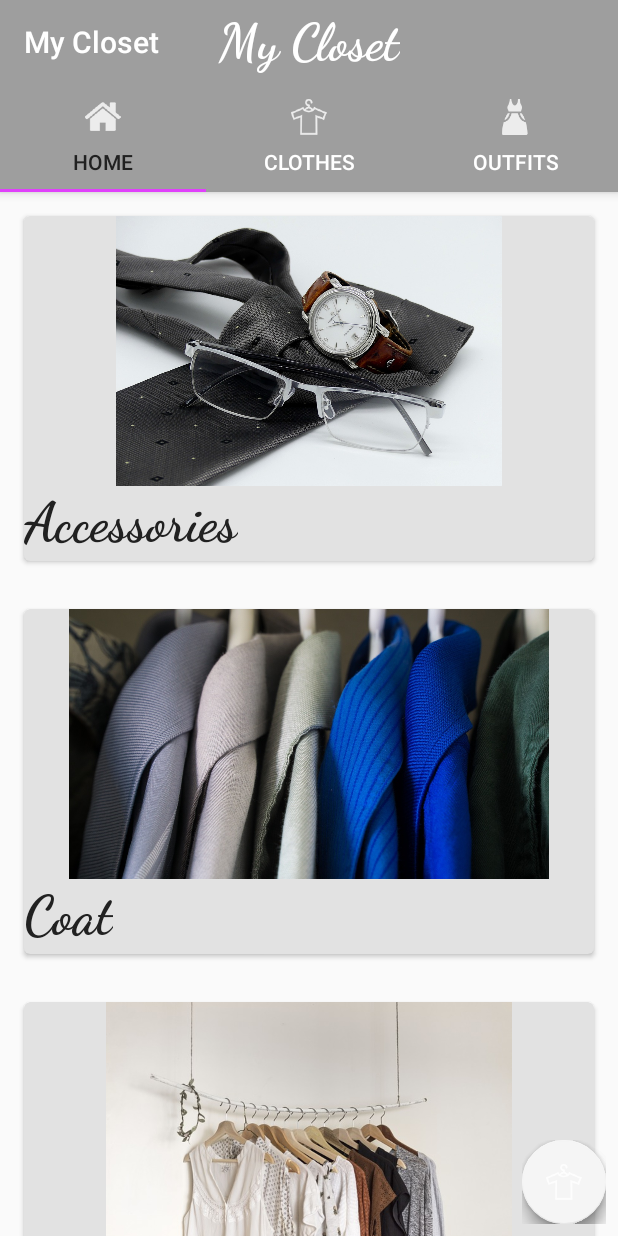
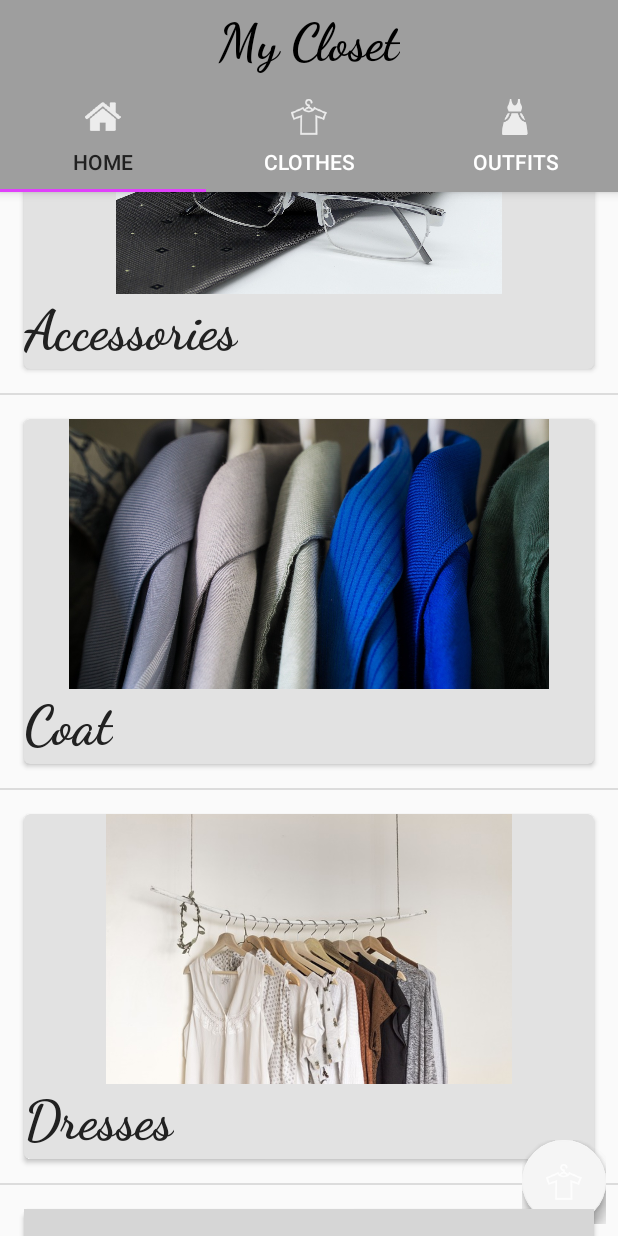
Before and after one commit to GraceToa/My-Closet, an Android app: the screen it shows after launch (MainActivity), on a phone screen of 412 x 824 dp. Run offline under Robolectric (Android 15) with nearby library versions, the phone set to English and light mode, and no system bars; our stand-ins replace Picasso; libraries missing offline, so code that uses them is left out: com.getbase.floatingactionbutton, io.realm, io.realm.annotations; plain views replace AddFloatingActionButton, FloatingActionsMenu; 4 statements that could not run were skipped; grey boxes are pictures that could not be loaded.

Commit message:
add scroll home

```diff
--- a/app/src/main/java/com/gracetoa/mycloset/activities/MainActivity.java
+++ b/app/src/main/java/com/gracetoa/mycloset/activities/MainActivity.java
@@ -31,18 +31,18 @@ public class MainActivity extends AppCompatActivity {
 
         final FloatingActionButton fab1 = findViewById(R.id.fab1);
         final FloatingActionButton fab2 = findViewById(R.id.fab2);
+
         Toolbar toolbar = (Toolbar)findViewById(R.id.toolbar);
+        TextView customTitleToolbar = toolbar.findViewById(R.id.textTitleToolbar);
         setSupportActionBar(toolbar);
-        TextView customTitleToolbar = toolbar.findViewById(R.id.textTitleToolbar);
-        customTitleToolbar.setText("My Closet");
-
+        customTitleToolbar.setText(toolbar.getTitle());
+        getSupportActionBar().setDisplayShowTitleEnabled(false);
 
         TabLayout tabLayout = findViewById(R.id.tabLayout);
         tabLayout.setTabGravity(TabLayout.GRAVITY_FILL);
 
         final ViewPager viewPager = findViewById(R.id.viewPager);
         PagerAdapter pagerAdapter = new PagerAdapter(getSupportFragmentManager(),tabLayout.getTabCount());
-
         viewPager.setAdapter(pagerAdapter);
         viewPager.addOnPageChangeListener(new TabLayout.TabLayoutOnPageChangeListener(tabLayout));
 
--- a/app/src/main/java/com/gracetoa/mycloset/fragments/HomeFragment.java
+++ b/app/src/main/java/com/gracetoa/mycloset/fragments/HomeFragment.java
@@ -5,6 +5,7 @@ import android.os.Bundle;
 
 import androidx.fragment.app.Fragment;
 import androidx.recyclerview.widget.DefaultItemAnimator;
+import androidx.recyclerview.widget.DividerItemDecoration;
 import androidx.recyclerview.widget.LinearLayoutManager;
 import androidx.recyclerview.widget.RecyclerView;
 
@@ -25,7 +26,7 @@ import java.util.List;
 public class HomeFragment extends Fragment {
 
     private List<Category> categories;
-    private RecyclerView recyclerViewHome;
+    private RecyclerView listCategories;
     private RecyclerView.Adapter homeAdapter;
     private RecyclerView.LayoutManager layoutManager;
 
@@ -42,8 +43,8 @@ public class HomeFragment extends Fragment {
 
         categories = new ArrayList<Category>();
 
-        recyclerViewHome = (RecyclerView) view.findViewById(R.id.recyclerView);
-        layoutManager = new LinearLayoutManager(getContext());
+        listCategories = (RecyclerView) view.findViewById(R.id.recyclerView);
+//        layoutManager = new LinearLayoutManager(getContext());
 
         getCategories();
 
@@ -54,11 +55,16 @@ public class HomeFragment extends Fragment {
                 //Toast.makeText(getActivity(),category.toString(),Toast.LENGTH_LONG).show();
             }
         });
+        listCategories.setAdapter(homeAdapter);
 
-        recyclerViewHome.setHasFixedSize(true);
-        recyclerViewHome.setItemAnimator(new DefaultItemAnimator());
-        recyclerViewHome.setLayoutManager(layoutManager);
-        recyclerViewHome.setAdapter(homeAdapter);
+
+        listCategories.setHasFixedSize(true);
+
+        listCategories.setLayoutManager(new LinearLayoutManager(getContext(),LinearLayoutManager.VERTICAL,false));
+        listCategories.addItemDecoration(new DividerItemDecoration(getContext(),DividerItemDecoration.VERTICAL));
+
+
+        listCategories.setItemAnimator(new DefaultItemAnimator());
 
         return view;
     }
--- a/app/src/main/java/com/gracetoa/mycloset/models/Clothe.java
+++ b/app/src/main/java/com/gracetoa/mycloset/models/Clothe.java
@@ -12,4 +12,6 @@ public class Clothe {
     private String type;
     private int image;
 
+
+
 }
--- a/app/src/main/res/layout/activity_main.xml
+++ b/app/src/main/res/layout/activity_main.xml
@@ -1,5 +1,5 @@
 <?xml version="1.0" encoding="utf-8"?>
-<RelativeLayout
+<androidx.coordinatorlayout.widget.CoordinatorLayout
     xmlns:android="http://schemas.android.com/apk/res/android"
     xmlns:tools="http://schemas.android.com/tools"
     xmlns:app="http://schemas.android.com/apk/res-auto"
@@ -7,20 +7,27 @@
     android:layout_height="match_parent"
     tools:context=".activities.MainActivity">
 
+    <com.google.android.material.appbar.AppBarLayout
+        android:id="@+id/barLayout"
+        android:layout_width="match_parent"
+        android:layout_height="wrap_content"
+        android:theme="@style/ThemeOverlay.AppCompat.Dark.ActionBar">
+
         <include android:id="@+id/toolbar"
             layout="@layout/toolbar"/>
+
 
         <com.google.android.material.tabs.TabLayout
             android:id="@+id/tabLayout"
             android:layout_width="match_parent"
             android:layout_height="wrap_content"
             android:layout_below= "@+id/toolbar"
-        android:elevation="4dp"
             app:tabSelectedTextColor="@color/primary_text"
             app:tabTextColor="@color/white"
             app:tabIndicatorColor="@color/accent"
             android:minHeight="?attr/actionBarSize"
             android:background="@color/primary"
+            app:layout_scrollFlags="scroll|enterAlways"
             android:theme="@style/ThemeOverlay.AppCompat.Dark.ActionBar"
             >
 
@@ -46,6 +53,8 @@
 
         </com.google.android.material.tabs.TabLayout>
 
+    </com.google.android.material.appbar.AppBarLayout>
+
     <androidx.viewpager.widget.ViewPager
         android:id="@+id/viewPager"
         android:layout_width="match_parent"
@@ -53,17 +62,9 @@
         android:layout_below="@+id/tabLayout"/>
 
   <include android:id="@+id/menuFab"
-      layout="@layout/floating_action_menu"/>
-
-
-    <FrameLayout
-        android:id="@+id/fragment_container"
-        android:layout_width="match_parent"
-        android:layout_height="0dp"
-
-        />
+      layout="@layout/floating_action_menu" />
 
 
 
 
-</RelativeLayout>
+</androidx.coordinatorlayout.widget.CoordinatorLayout>
--- a/app/src/main/res/layout/floating_action_menu.xml
+++ b/app/src/main/res/layout/floating_action_menu.xml
@@ -24,9 +24,9 @@
          android:layout_height="wrap_content"
          android:src="@drawable/ic_action_outfit"
          fab:fab_size="mini"
-         fab:fab_colorNormal="@color/primary_dark"
-         fab:fab_colorPressed="@color/accent"
-         fab:fab_title="+ Outfit" />
+         fab:fab_colorNormal="@color/accent"
+         fab:fab_colorPressed="@color/accent_light"
+        />
 
     <com.getbase.floatingactionbutton.AddFloatingActionButton
         android:id="@+id/fab2"
@@ -34,9 +34,9 @@
         android:layout_height="wrap_content"
         android:src="@drawable/ic_action_clothes"
         fab:fab_size="mini"
-        fab:fab_colorNormal="@color/primary_dark"
-        fab:fab_colorPressed="@color/accent"
-        fab:fab_title="+Clothe" />
+        fab:fab_colorNormal="@color/accent"
+        fab:fab_colorPressed="@color/accent_light"
+        />
 
 
     </com.getbase.floatingactionbutton.FloatingActionsMenu>
--- a/app/src/main/res/layout/fragment_home.xml
+++ b/app/src/main/res/layout/fragment_home.xml
@@ -13,7 +13,7 @@
         android:id="@+id/recyclerView"
         android:layout_width="match_parent"
         android:layout_height="match_parent"
-        android:scrollbars="vertical" />
+        app:layout_behavior="@string/appbar_scrolling_view_behavior"/>
 
 
 
--- a/app/src/main/res/layout/toolbar.xml
+++ b/app/src/main/res/layout/toolbar.xml
@@ -2,11 +2,12 @@
 <androidx.appcompat.widget.Toolbar
     xmlns:android="http://schemas.android.com/apk/res/android"
     xmlns:app="http://schemas.android.com/apk/res-auto"
+    android:id="@+id/toolbar"
     android:layout_width="match_parent"
     android:layout_height="?attr/actionBarSize"
     android:background="@color/primary"
-    android:elevation="4dp"
-    android:theme="@style/Theme.AppCompat"
+    app:layout_scrollFlags="scroll|enterAlways"
+    android:theme="@style/ThemeOverlay.AppCompat.Light"
     app:popupTheme="@style/ThemeOverlay.AppCompat.Dark.ActionBar">
 
     <TextView
@@ -14,6 +15,7 @@
         android:layout_width="wrap_content"
         android:layout_height="wrap_content"
         android:text="My Closet"
+        android:textColor="@color/black"
         style="@style/TextToolbarStyle"
         android:layout_gravity="center"/>
 </androidx.appcompat.widget.Toolbar>
--- a/app/src/main/res/values/colors.xml
+++ b/app/src/main/res/values/colors.xml
@@ -9,6 +9,7 @@
     <color name="secondary_text">#757575</color>
     <color name="icons">#212121</color>
     <color name="white">#FFFFFF</color>
+    <color name="black">#000000</color>
     <color name="divider">#BDBDBD</color>
 
 </resources>
```
Lines whose indentation alone changed are shown as unchanged.
